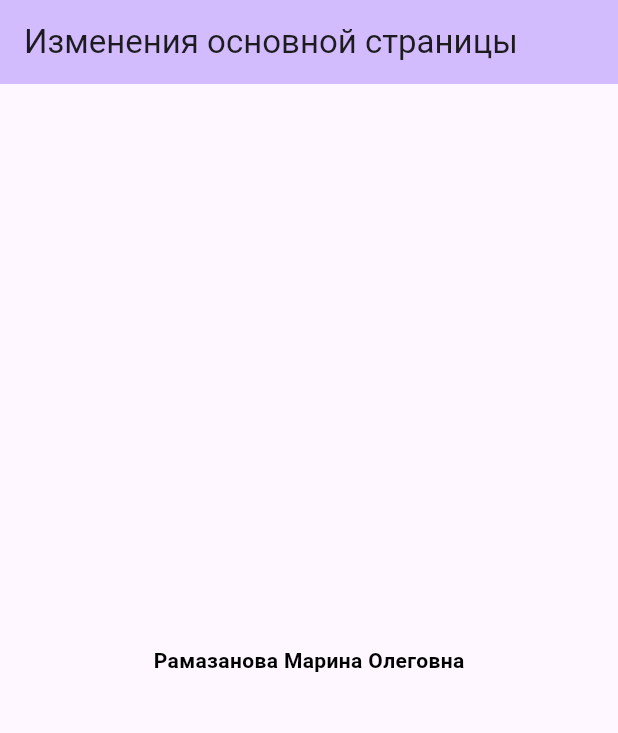
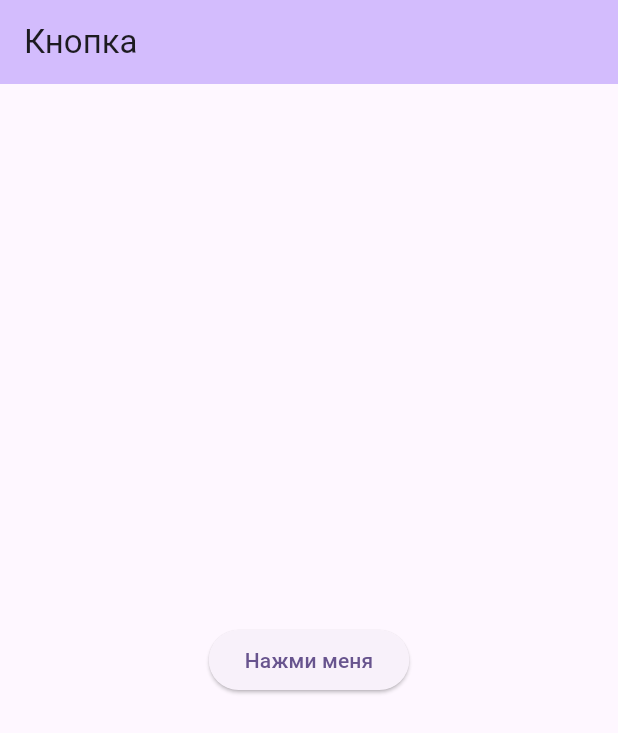
Before and after one commit to Ramazanova-pea/flutter_pr1, a Flutter app: the screen it shows after launch, on a phone screen of 412 x 824 dp. Shown: the top 733 px of the screen. Run offline on Flutter 3.47's test engine with Material 3 defaults, Android fonts, the light colour scheme and no system bars.

Commit message:
Работа с Button

```diff
--- a/lib/main.dart
+++ b/lib/main.dart
@@ -11,11 +11,11 @@ class MyApp extends StatelessWidget {
   @override
   Widget build(BuildContext context) {
     return MaterialApp(
-      title: 'Практика 2',
+      title: 'Практика 3',
       theme: ThemeData(
         colorScheme: ColorScheme.fromSeed(seedColor: Colors.deepPurple),
       ),
-      home: const MyHomePage(title: 'Изменения основной страницы'),
+      home: const MyHomePage(title: 'Кнопка'),
     );
   }
 }
@@ -36,16 +36,18 @@ class MyHomePage extends StatelessWidget {
         child: Column(
           mainAxisAlignment: MainAxisAlignment.center,
           children: [
-              Text(
-                'Рамазанова Марина Олеговна',
-                style: TextStyle (
-                  color: Colors.black,
-                  fontWeight: FontWeight.bold,),
+            ElevatedButton(
+              onPressed: () {
+                print("Быстрое нажатие!");
+              },
+              onLongPress: () {
+                print("Долгое нажатие!");
+              },
+              child: const Text("Нажми меня"),
             ),
           ],
         ),
-        )
+      ),
     );
   }
-
 }
```
Lines whose indentation alone changed are shown as unchanged.
